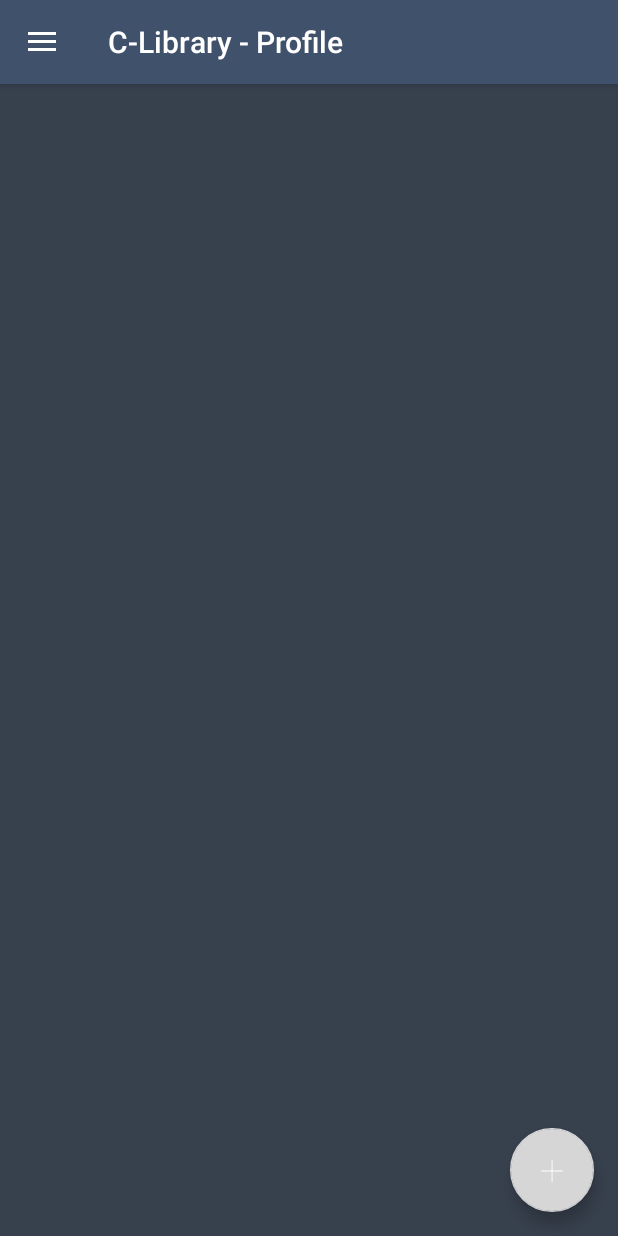
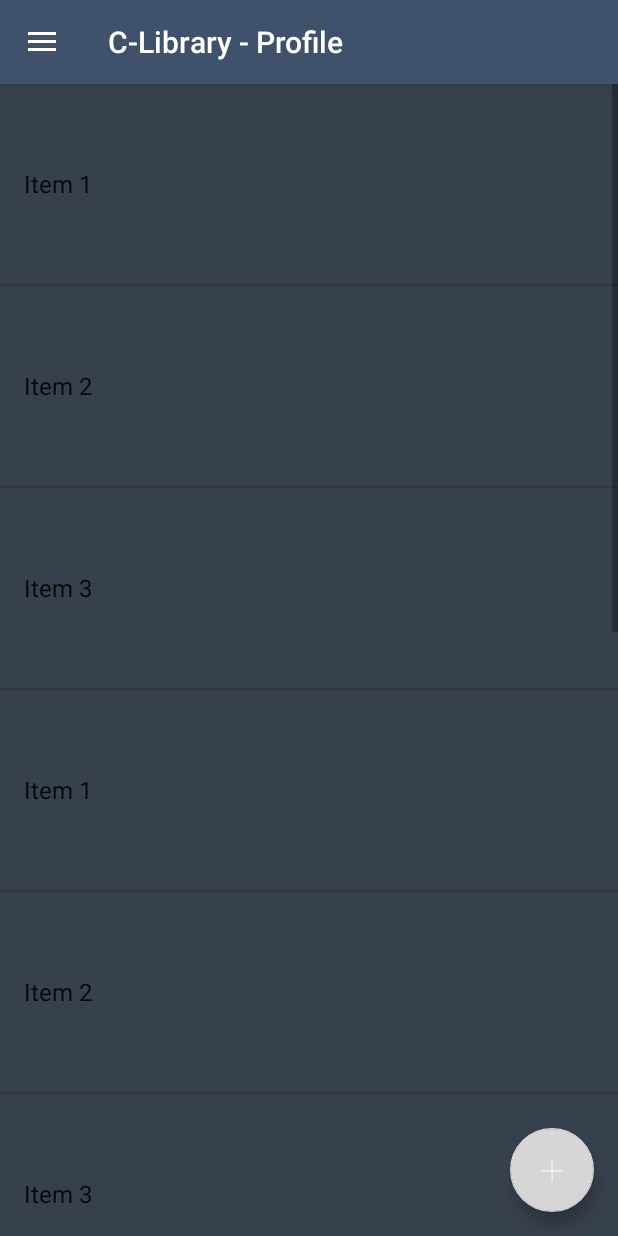
Before and after one commit to balamddine/C-Library, an Android app: the UserGallery screen opened directly, with no data from a screen before it, on a phone screen of 412 x 824 dp. Run offline under Robolectric (Android 15) with nearby library versions, the phone set to English and light mode, and no system bars; 4 statements that could not run were skipped.

Commit message:
commit 1962016700

```diff
--- a/app/src/main/java/com/bassem/donateme/UserGallery.java
+++ b/app/src/main/java/com/bassem/donateme/UserGallery.java
@@ -1,5 +1,6 @@
 package com.bassem.donateme;
 
+import android.app.ListActivity;
 import android.content.Context;
 import android.net.Uri;
 import android.os.Bundle;
@@ -7,6 +8,8 @@ import android.support.v4.app.Fragment;
 import android.view.LayoutInflater;
 import android.view.View;
 import android.view.ViewGroup;
+import android.widget.ArrayAdapter;
+import android.widget.ListView;
 
 
 /**
@@ -64,7 +67,35 @@ public class UserGallery extends Fragment {
     public View onCreateView(LayoutInflater inflater, ViewGroup container,
                              Bundle savedInstanceState) {
         // Inflate the layout for this fragment
-        return inflater.inflate(R.layout.fragment_user_gallery, container, false);
+        View rootView = inflater.inflate(R.layout.fragment_user_gallery, container, false);
+
+        //now you must initialize your list view
+        ListView listview =(ListView)rootView .findViewById(R.id.lstGallery);
+
+        //EDITED Code
+        String[] Gitems = new String[] {"Item 1", "Item 2", "Item 3","Item 1", "Item 2", "Item 3","Item 1", "Item 2", "Item 3","Item 1", "Item 2", "Item 3"};
+        ArrayAdapter<String> adapter =
+                new ArrayAdapter<String>(getActivity(), android.R.layout.simple_list_item_1, Gitems){
+
+                    @Override
+                    public View getView(int position, View convertView, ViewGroup parent){
+                        // Get the current item from ListView
+                        View view = super.getView(position,convertView,parent);
+
+                        // Get the Layout Parameters for ListView Current Item View
+                        ViewGroup.LayoutParams params = view.getLayoutParams();
+
+                        // Set the height of the Item View
+                        params.height = 200;
+                        view.setLayoutParams(params);
+
+                        return view;
+                    }
+                };
+
+        listview.setAdapter(adapter);
+
+            return rootView;
     }
 
     // TODO: Rename method, update argument and hook method into UI event
--- a/app/src/main/res/layout/fragment_user_gallery.xml
+++ b/app/src/main/res/layout/fragment_user_gallery.xml
@@ -7,11 +7,12 @@
     android:background="@color/colorPrimaryDark">
 
     <ListView
-        android:layout_width="wrap_content"
+        android:layout_width="fill_parent"
         android:layout_height="wrap_content"
-        android:id="@+id/listView"
+        android:id="@+id/lstGallery"
         android:layout_gravity="left|top"
         android:choiceMode="multipleChoice"
         android:clickable="true"
-        android:longClickable="true" />
+        android:longClickable="true"
+        android:minHeight="?android:attr/listPreferredItemHeight" />
 </FrameLayout>
```
